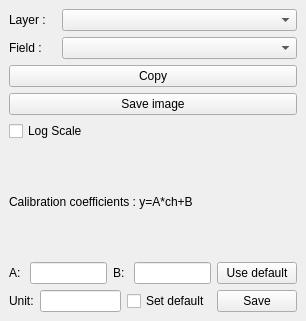
The window that qgisSpectre_dockwidget_base.ui (sickel/qgisSpectre) describes before a commit, drawn with Qt 5.
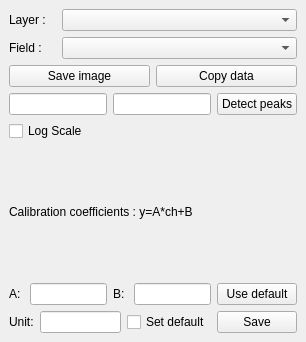
The same window after the commit. Custom widgets are drawn as their Qt base class.

Commit message: First working peak detection

```diff
--- a/qgisSpectre_dockwidget_base.ui
+++ b/qgisSpectre_dockwidget_base.ui
@@ -7,7 +7,7 @@
     <x>0</x>
     <y>0</y>
     <width>306</width>
-    <height>321</height>
+    <height>342</height>
    </rect>
   </property>
   <property name="windowTitle">
@@ -55,18 +55,39 @@
        </layout>
       </item>
       <item>
-       <widget class="QPushButton" name="pBCopy">
-        <property name="text">
-         <string>Copy</string>
-        </property>
-       </widget>
+       <layout class="QHBoxLayout" name="horizontalLayout">
+        <item>
+         <widget class="QPushButton" name="pBSave">
+          <property name="text">
+           <string>Save image</string>
+          </property>
+         </widget>
+        </item>
+        <item>
+         <widget class="QPushButton" name="pBCopy">
+          <property name="text">
+           <string>Copy data</string>
+          </property>
+         </widget>
+        </item>
+       </layout>
       </item>
       <item>
-       <widget class="QPushButton" name="pBSave">
-        <property name="text">
-         <string>Save image</string>
-        </property>
-       </widget>
+       <layout class="QHBoxLayout" name="horizontalLayout_2">
+        <item>
+         <widget class="QLineEdit" name="lePeakWidth"/>
+        </item>
+        <item>
+         <widget class="QLineEdit" name="lePeakHeight"/>
+        </item>
+        <item>
+         <widget class="QPushButton" name="pBPeakDetection">
+          <property name="text">
+           <string>Detect peaks</string>
+          </property>
+         </widget>
+        </item>
+       </layout>
       </item>
       <item>
        <widget class="QCheckBox" name="cbLog">
```
The commit also changes 1 other file.
